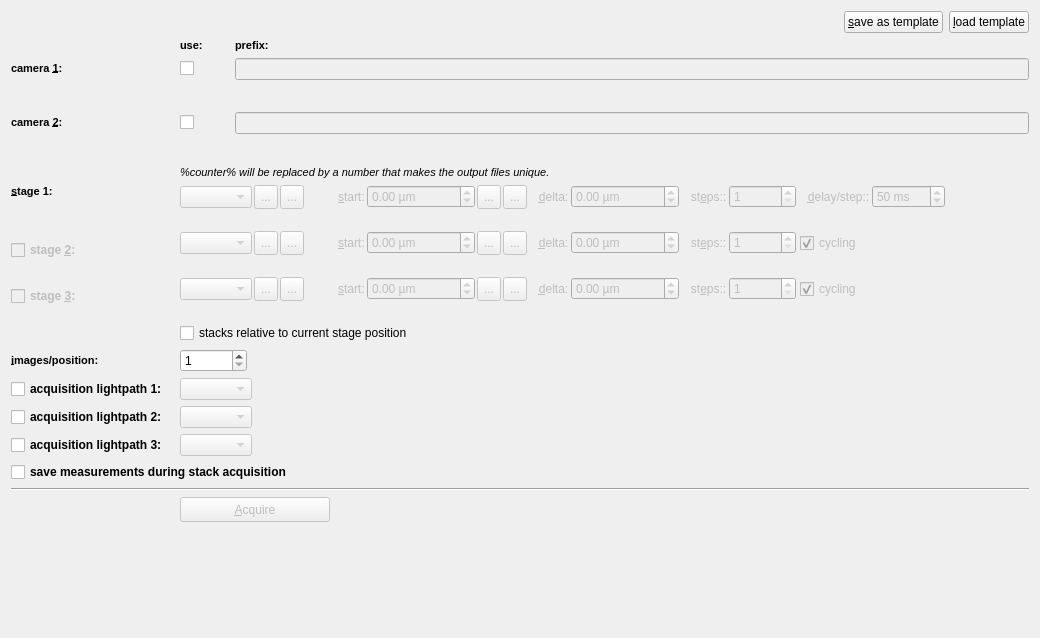
This is plugins/spimb040/qfespimb040imagestackconfigwidget2.ui in jkriege2/QuickFit3 as Qt 5 draws it before an edit. The edited form follows.
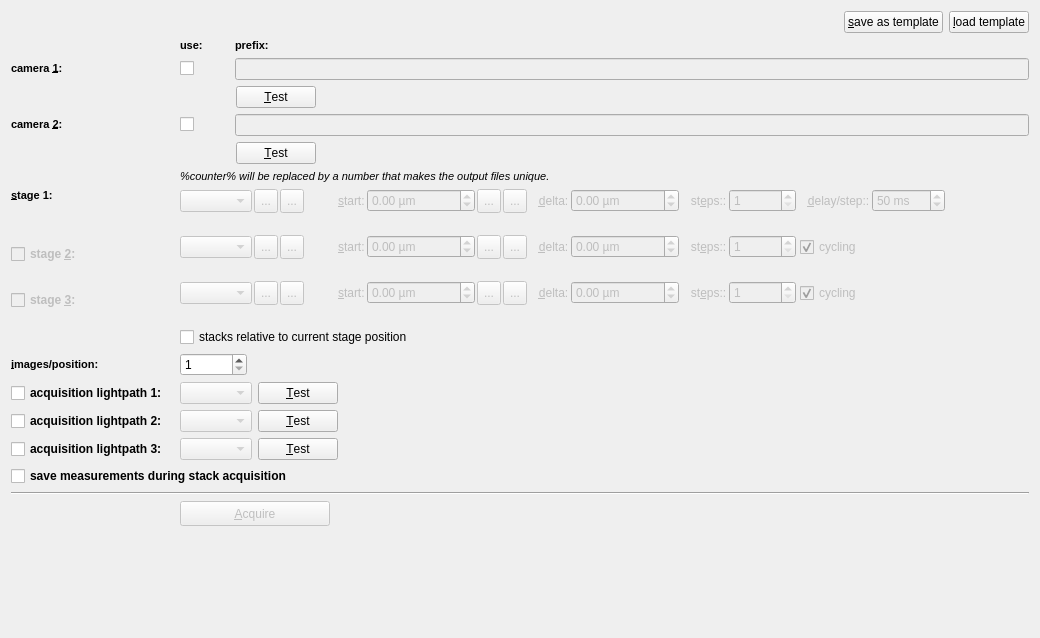
This is the edited form. Icons and pictures are not drawn. Custom widgets are drawn as their Qt base class.

Commit message: QuickFit3/stages: added a method getStageName() that returns the name of an axis QuickFit3/cam_testcamera: added DualView modes and a fixed grid testpattern QuickFit3/SPIMB040:   - move all "perform acquisition" code to the respective configuration widgets (TEST THIS!!!)   - added "Test" buttons to the image stack and acquisition config tabs that allow to quickly test the choosen camera/lightpath settinsg while the button is pressed

The edit to the form file:
```diff
--- a/plugins/spimb040/qfespimb040imagestackconfigwidget2.ui
+++ b/plugins/spimb040/qfespimb040imagestackconfigwidget2.ui
@@ -905,12 +905,19 @@
       <widget class="QFCameraConfigEditorWidget" name="cmbCam1Settings" native="true">
        <property name="minimumSize">
         <size>
-         <width>0</width>
+         <width>50</width>
          <height>10</height>
         </size>
        </property>
       </widget>
      </item>
+     <item>
+      <widget class="QPushButton" name="btnTestAcq1">
+       <property name="text">
+        <string>&amp;Test</string>
+       </property>
+      </widget>
+     </item>
      <item>
       <spacer name="horizontalSpacer_7">
        <property name="orientation">
@@ -932,12 +939,19 @@
       <widget class="QFCameraConfigEditorWidget" name="cmbCam2Settings" native="true">
        <property name="minimumSize">
         <size>
-         <width>0</width>
+         <width>50</width>
          <height>10</height>
         </size>
        </property>
       </widget>
      </item>
+     <item>
+      <widget class="QPushButton" name="btnTestAcq2">
+       <property name="text">
+        <string>&amp;Test</string>
+       </property>
+      </widget>
+     </item>
      <item>
       <spacer name="horizontalSpacer_9">
        <property name="orientation">
@@ -1098,6 +1112,13 @@
        </property>
       </widget>
      </item>
+     <item>
+      <widget class="QPushButton" name="btnTestAcqLP1">
+       <property name="text">
+        <string>&amp;Test</string>
+       </property>
+      </widget>
+     </item>
      <item>
       <spacer name="horizontalSpacer_10">
        <property name="orientation">
@@ -1125,6 +1146,13 @@
        </property>
       </widget>
      </item>
+     <item>
+      <widget class="QPushButton" name="btnTestAcqLP2">
+       <property name="text">
+        <string>&amp;Test</string>
+       </property>
+      </widget>
+     </item>
      <item>
       <spacer name="horizontalSpacer_11">
        <property name="orientation">
@@ -1152,6 +1180,13 @@
        </property>
       </widget>
      </item>
+     <item>
+      <widget class="QPushButton" name="btnTestAcqLP3">
+       <property name="text">
+        <string>&amp;Test</string>
+       </property>
+      </widget>
+     </item>
      <item>
       <spacer name="horizontalSpacer_12">
        <property name="orientation">
```
The commit also changes 27 other files.
